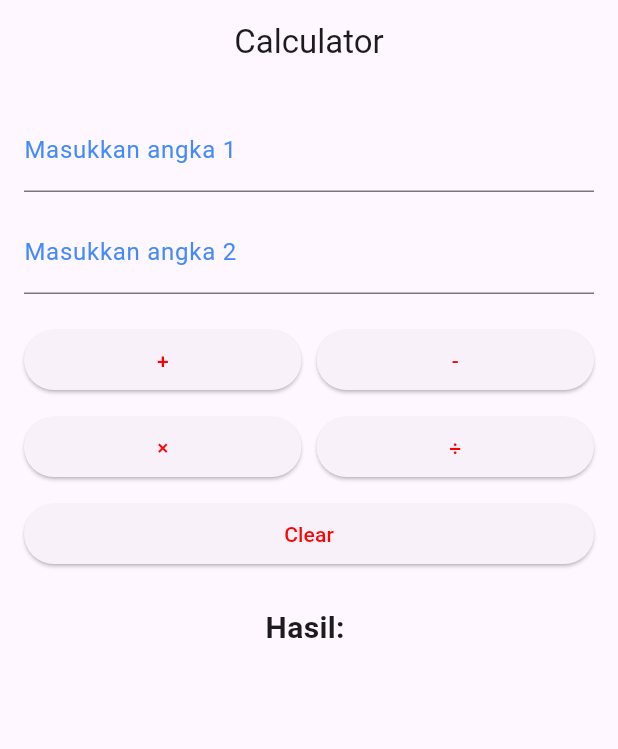
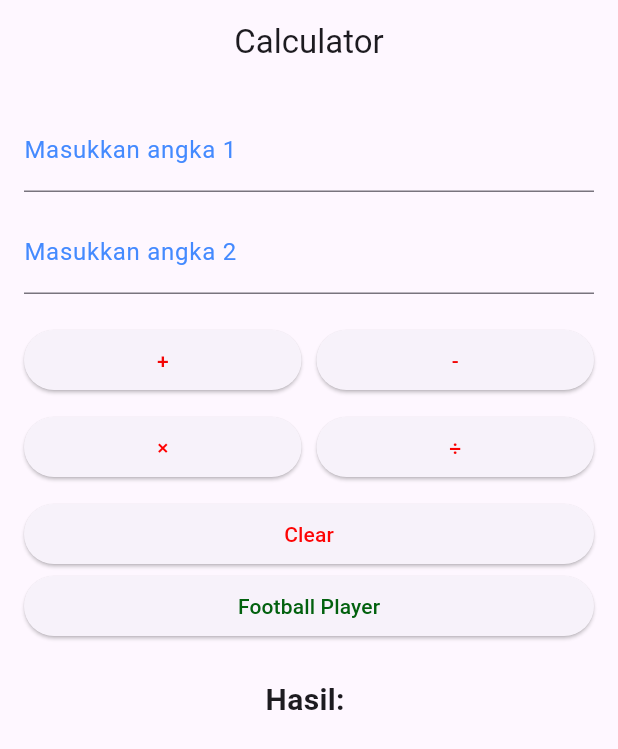
Before and after one commit to Desnianm/latihan_flutter, a Flutter app: the screen it shows after launch, on a phone screen of 412 x 824 dp. Shown: the top 749 px of the screen. Run offline on Flutter 3.47's test engine with Material 3 defaults, Android fonts, the phone set to English and light mode, and no system bars; our stand-ins replace get.

Commit message:
football_player

```diff
--- a/lib/main.dart
+++ b/lib/main.dart
@@ -1,24 +1,23 @@
 import 'package:flutter/material.dart';
 import 'package:get/get.dart';
-import 'package:latihan1_11pplg2/login_page.dart';
-import 'package:latihan1_11pplg2/pages/kalkulator_pages.dart';
+import 'controllers/football_player_controller.dart';
+import 'routes/routes.dart';
+import 'routes/pages.dart';
 
 void main() {
+  Get.put(FootballPlayerController()); // inisialisasi controller sekali di awal
   runApp(const MyApp());
 }
 
 class MyApp extends StatelessWidget {
   const MyApp({super.key});
 
-  // This widget is the root of your application.
   @override
   Widget build(BuildContext context) {
     return GetMaterialApp(
-      title: 'Flutter Demo',
-      theme: ThemeData(
-        colorScheme: ColorScheme.fromSeed(seedColor: Colors.deepPurple),
-      ),
-      home: CalculatorPages(),
+      debugShowCheckedModeBanner: false,
+      initialRoute: AppRoutes.calculator,
+      getPages: AppPages.pages,
     );
   }
 }
--- a/lib/pages/kalkulator_pages.dart
+++ b/lib/pages/kalkulator_pages.dart
@@ -1,6 +1,7 @@
 import 'package:flutter/material.dart';
 import 'package:get/get.dart';
 import 'package:latihan1_11pplg2/controllers/calculator_controllers.dart';
+import 'package:latihan1_11pplg2/routes/routes.dart';
 import 'package:latihan1_11pplg2/widget/custom_button.dart';
 import 'package:latihan1_11pplg2/widget/custom_textfield.dart';
 
@@ -94,6 +95,19 @@ class CalculatorPages extends StatelessWidget {
                 ),
               ],
             ),
+            Row(
+              children: [
+                Expanded(
+                  child: CustomButton(
+                    myText: "Football Player",
+                    myTextColor: const Color.fromARGB(255, 2, 97, 14),
+                    onPressed: () {
+                      Get.toNamed(AppRoutes.football);
+                    },
+                  )
+                ),
+              ],
+            ),
             const SizedBox(height: 24),
 
 
--- /dev/null
+++ b/lib/routes/pages.dart
@@ -0,0 +1,13 @@
+import 'package:get/get.dart';
+import '../pages/kalkulator_pages.dart';
+import '../pages/football_page.dart';
+import '../pages/edit_player.dart';
+import 'routes.dart';
+
+class AppPages {
+  static final pages = [
+    GetPage(name: AppRoutes.calculator, page: () => CalculatorPages()),
+    GetPage(name: AppRoutes.football, page: () => FootballPage()),
+    GetPage(name: AppRoutes.editPlayer, page: () => EditPlayerPage()),
+  ];
+}
--- /dev/null
+++ b/lib/routes/routes.dart
@@ -0,0 +1,5 @@
+class AppRoutes {
+  static const String calculator = "/calculatorPage";
+  static const String football = "/footballPage";
+  static const String editPlayer = "/editPlayerPage";
+}
--- a/pubspec.yaml
+++ b/pubspec.yaml
@@ -61,6 +61,11 @@ flutter:
   # To add assets to your application, add an assets section, like this:
   assets:
     - assets/cas.png
+    - assets/haaland.jpeg
+    - assets/foden.jpeg
+    - assets/rodri.jpeg
+    - assets/trafford.jpeg
+    - assets/savinho.jpeg
 
 
   # An image asset can refer to one or more resolution-specific "variants", see
```
Also changed, not shown: lib/controllers/edit_player_controllers.dart (added, +34 -0 lines), lib/controllers/football_player_controller.dart (added, +44 -0 lines), lib/models/football_player_model.dart (added, +13 -0 lines), lib/pages/edit_player.dart (added, +39 -0 lines), lib/pages/football_page.dart (added, +36 -0 lines), assets/foden.jpeg (added), assets/haaland.jpeg (added), assets/rodri.jpeg (added), assets/savinho.jpeg (added), assets/trafford.jpeg (added).
